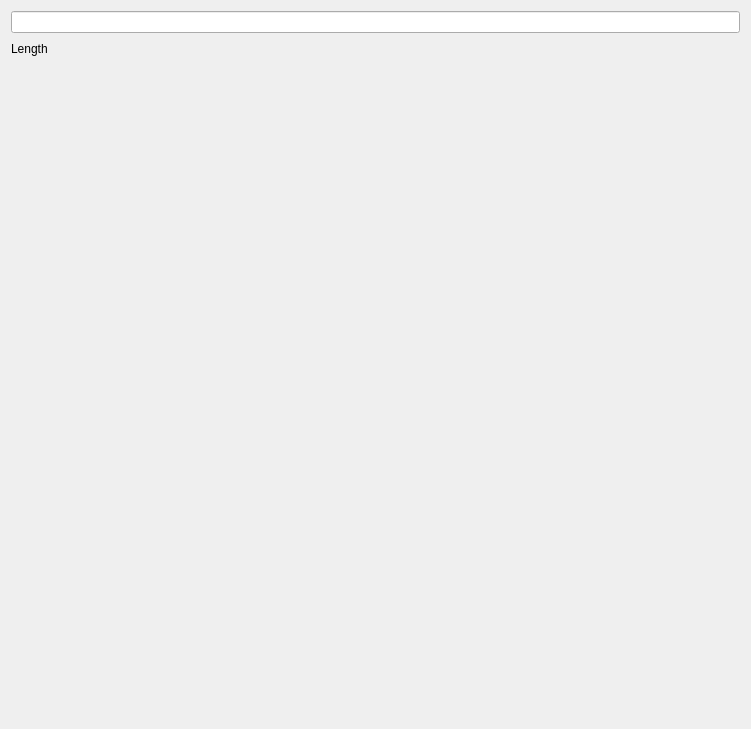
Before: the Qt Designer form src/widgets/passwordverifierwidget.ui in N1vn0vem8er/cutetoolbox, drawn with Qt 5.
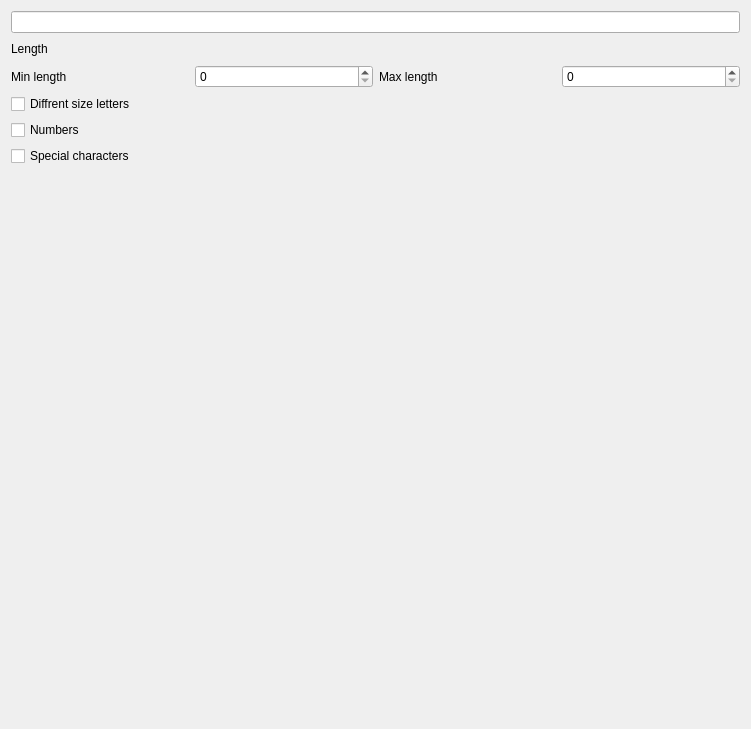
After: the same form once the commit is applied.

Commit message: Designed ui for passwordverifierwidget

Patch:
```diff
--- a/src/widgets/passwordverifierwidget.ui
+++ b/src/widgets/passwordverifierwidget.ui
@@ -59,6 +59,51 @@
      </item>
     </layout>
    </item>
+   <item>
+    <layout class="QHBoxLayout" name="horizontalLayout_3">
+     <item>
+      <widget class="QLabel" name="label_2">
+       <property name="text">
+        <string>Min length</string>
+       </property>
+      </widget>
+     </item>
+     <item>
+      <widget class="QSpinBox" name="minLengthSpinBox"/>
+     </item>
+     <item>
+      <widget class="QLabel" name="label_3">
+       <property name="text">
+        <string>Max length</string>
+       </property>
+      </widget>
+     </item>
+     <item>
+      <widget class="QSpinBox" name="maxLengthSpinBox"/>
+     </item>
+    </layout>
+   </item>
+   <item>
+    <widget class="QCheckBox" name="lettersSizeCheckBox">
+     <property name="text">
+      <string>Diffrent size letters</string>
+     </property>
+    </widget>
+   </item>
+   <item>
+    <widget class="QCheckBox" name="numbersCheckBox">
+     <property name="text">
+      <string>Numbers</string>
+     </property>
+    </widget>
+   </item>
+   <item>
+    <widget class="QCheckBox" name="specialCharscheckBox">
+     <property name="text">
+      <string>Special characters</string>
+     </property>
+    </widget>
+   </item>
    <item>
     <spacer name="verticalSpacer">
      <property name="orientation">
```
The commit also changes 3 other files.
